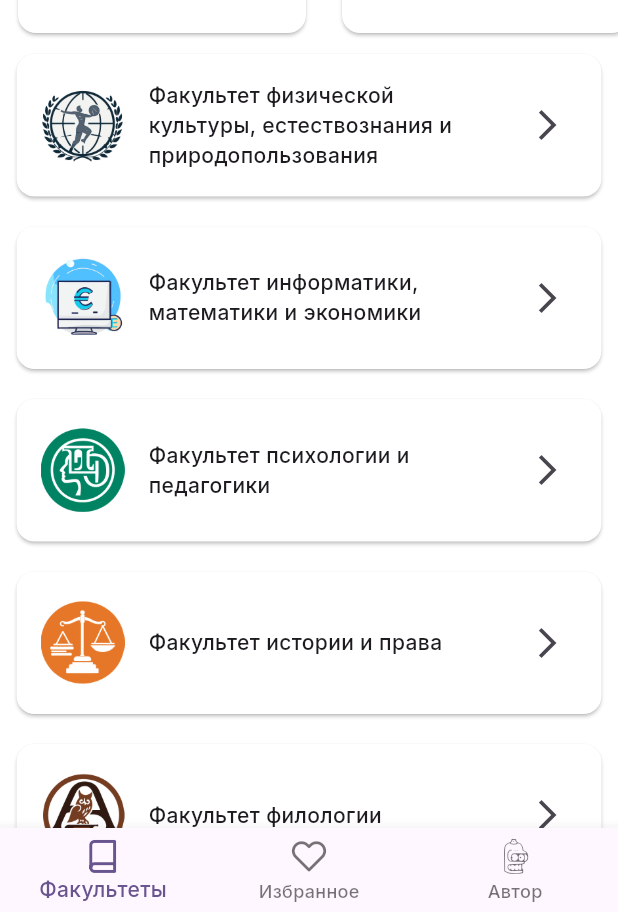
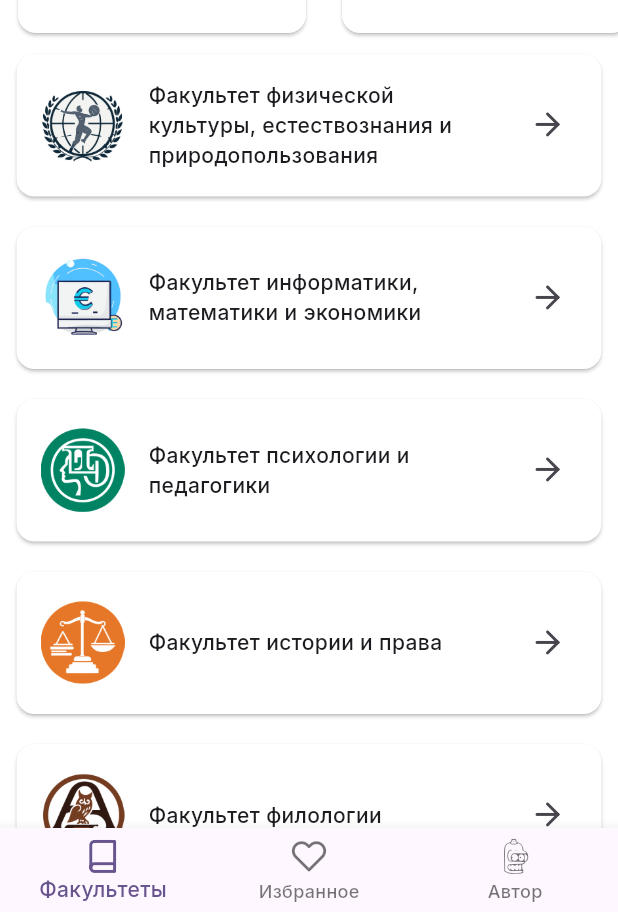
Before and after one commit to dmitryzag/schedule_KGPI_Flutter, a Flutter app: the screen it shows after launch, on a phone screen of 412 x 824 dp. Shown: the part 321-1233 px from the top of the screen. Run offline on Flutter 3.47's test engine with Material 2 defaults, Android fonts, the phone set to English and light mode, and no system bars; our stand-ins replace auto_route, google_fonts.

Commit message:
просто чистил код

```diff
--- a/lib/custom_icons.dart
+++ b/lib/custom_icons.dart
@@ -12,10 +12,10 @@
 ///       - asset: fonts/CustomIcons.ttf
 ///
 ///
-/// * Material Design Icons, Copyright (C) Google, Inc
-///         Author:    Google
-///         License:   Apache 2.0 (https://www.apache.org/licenses/LICENSE-2.0)
-///         Homepage:  https://design.google.com/icons/
+/// * Font Awesome 5, Copyright (C) 2016 by Dave Gandy
+///         Author:    Dave Gandy
+///         License:   SIL (https://github.com/FortAwesome/Font-Awesome/blob/master/LICENSE.txt)
+///         Homepage:  http://fortawesome.github.com/Font-Awesome/
 ///
 import 'package:flutter/widgets.dart';
 
@@ -25,13 +25,26 @@ class CustomIcons {
   static const _kFontFam = 'CustomIcons';
   static const String? _kFontPkg = null;
 
-  static const IconData add_circle_outline = IconData(0xe800, fontFamily: _kFontFam, fontPackage: _kFontPkg);
-  static const IconData add_location = IconData(0xe801, fontFamily: _kFontFam, fontPackage: _kFontPkg);
-  static const IconData heart = IconData(0xe802, fontFamily: _kFontFam, fontPackage: _kFontPkg);
-  static const IconData github = IconData(0xe803, fontFamily: _kFontFam, fontPackage: _kFontPkg);
-  static const IconData book = IconData(0xe804, fontFamily: _kFontFam, fontPackage: _kFontPkg);
-  static const IconData bar_chat = IconData(0xe805, fontFamily: _kFontFam, fontPackage: _kFontPkg);
-  static const IconData instagram = IconData(0xe806, fontFamily: _kFontFam, fontPackage: _kFontPkg);
-  static const IconData search = IconData(0xe807, fontFamily: _kFontFam, fontPackage: _kFontPkg);
-  static const IconData bender = IconData(0xe808, fontFamily: _kFontFam, fontPackage: _kFontPkg);
+  static const IconData heart =
+      IconData(0xe802, fontFamily: _kFontFam, fontPackage: _kFontPkg);
+  static const IconData github =
+      IconData(0xe803, fontFamily: _kFontFam, fontPackage: _kFontPkg);
+  static const IconData book =
+      IconData(0xe804, fontFamily: _kFontFam, fontPackage: _kFontPkg);
+  static const IconData bar_chat =
+      IconData(0xe805, fontFamily: _kFontFam, fontPackage: _kFontPkg);
+  static const IconData instagram =
+      IconData(0xe806, fontFamily: _kFontFam, fontPackage: _kFontPkg);
+  static const IconData search =
+      IconData(0xe807, fontFamily: _kFontFam, fontPackage: _kFontPkg);
+  static const IconData bender =
+      IconData(0xe808, fontFamily: _kFontFam, fontPackage: _kFontPkg);
+  static const IconData arrow_right =
+      IconData(0xe809, fontFamily: _kFontFam, fontPackage: _kFontPkg);
+  static const IconData chevron_right =
+      IconData(0xe80a, fontFamily: _kFontFam, fontPackage: _kFontPkg);
+  static const IconData vk =
+      IconData(0xf189, fontFamily: _kFontFam, fontPackage: _kFontPkg);
+  static const IconData whatsapp =
+      IconData(0xf232, fontFamily: _kFontFam, fontPackage: _kFontPkg);
 }
--- a/lib/features/home/view/home_screen.dart
+++ b/lib/features/home/view/home_screen.dart
@@ -15,7 +15,7 @@ class _HomeScreenState extends State<HomeScreen> {
   @override
   Widget build(BuildContext context) {
     return AutoTabsRouter(
-      routes: const [SearchRoute(), FavoriteRoute()],
+      routes: const [SearchRoute(), FavoriteRoute(), AuthorRoute()],
       builder: (context, child) {
         final tabsRouter = AutoTabsRouter.of(context);
         return Scaffold(
--- a/lib/features/search/widgets/faculty_builder.dart
+++ b/lib/features/search/widgets/faculty_builder.dart
@@ -1,4 +1,5 @@
 import 'package:flutter/material.dart';
+import 'package:schedule/custom_icons.dart';
 import 'package:schedule/models/faculties.dart';
 
 class FacultyBuilder extends StatelessWidget {
@@ -20,7 +21,7 @@ class FacultyBuilder extends StatelessWidget {
             margin: const EdgeInsets.all(10),
             child: Center(
               child: ListTile(
-                trailing: const Icon(Icons.arrow_forward_ios),
+                trailing: const Icon(CustomIcons.arrow_right),
                 leading: Image.asset(
                   faculties[index].facultyIcon,
                   height: 70,
--- a/lib/router/router.dart
+++ b/lib/router/router.dart
@@ -1,4 +1,5 @@
 import 'package:auto_route/auto_route.dart';
+import 'package:schedule/features/author/view/author_screen.dart';
 import 'package:schedule/features/features.dart';
 
 part 'router.gr.dart';
@@ -19,6 +20,10 @@ class AppRouter extends _$AppRouter {
               page: SearchRoute.page,
               path: 'search',
             ),
+            AutoRoute(
+              page: AuthorRoute.page,
+              path: 'author',
+            ),
           ],
         ),
       ];
```
Also changed, not shown: lib/features/author/view/author_screen.dart (+121 -1 lines), assets/fonts/CustomIcons.ttf, assets/images/CherryBender.jpg (added), lib/router/router.gr.dart.
